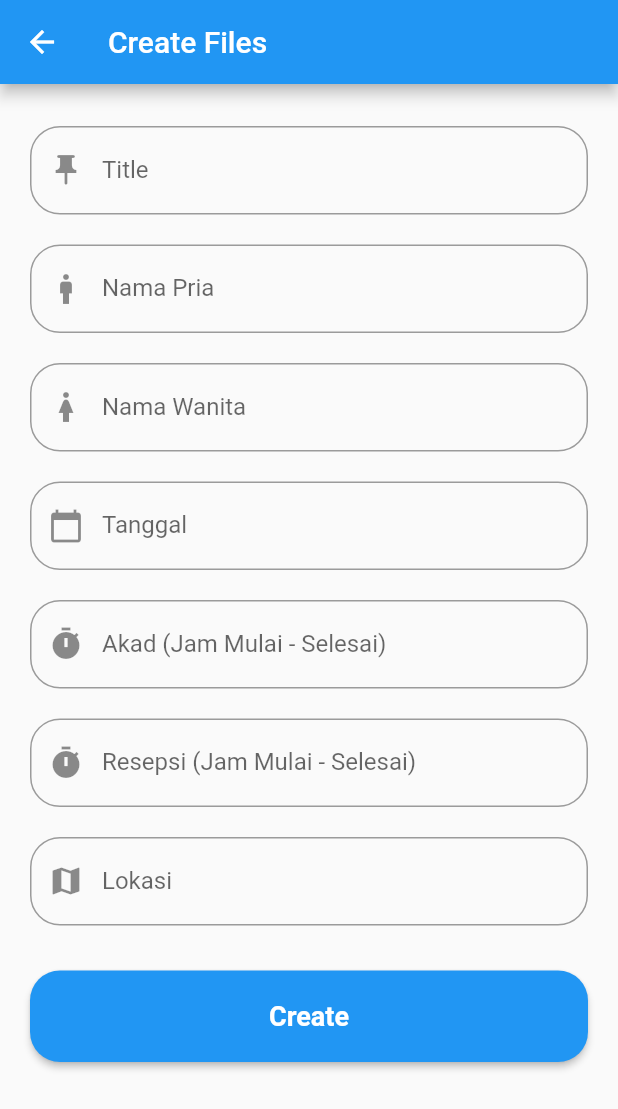
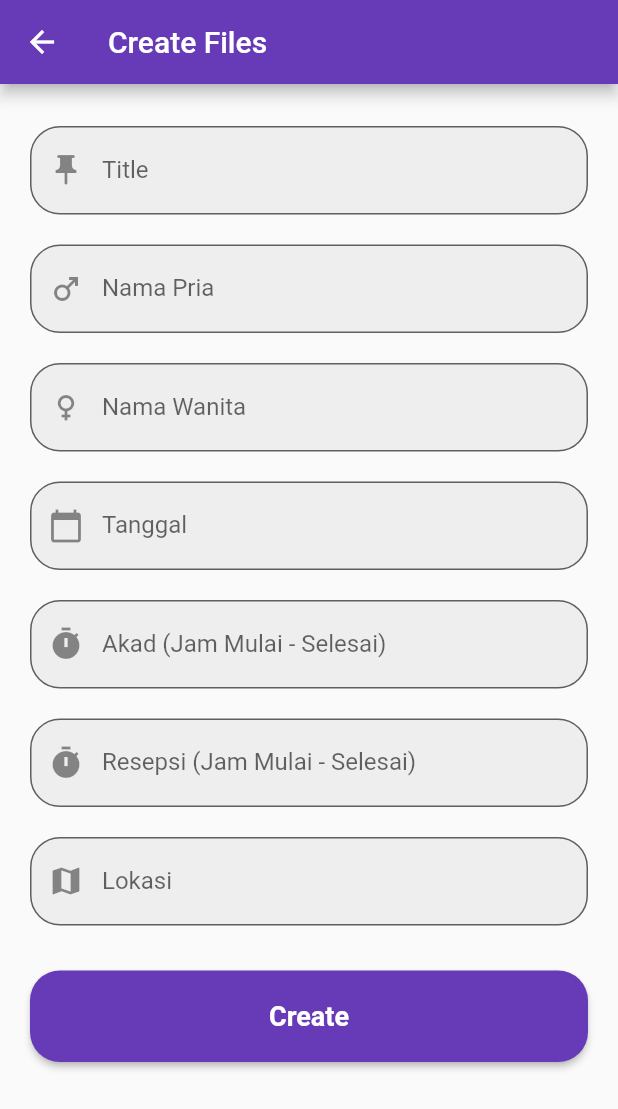
Before and after one commit to arvandha121/WeddingCheck, a Flutter app: the CreateParent screen opened directly, on a phone screen of 412 x 824 dp. Shown: the top 1109 px of the screen. Run offline on Flutter 3.47's test engine with Material 2 defaults, Android fonts, the phone set to English and light mode, and no system bars; our stand-ins replace get, qr_flutter, shared_preferences, sqflite; missing offline and left inert: qr_code_scanner; accounts and stored records are empty.

Commit message:
ganti warna dan menambah view di listview list tamu

```diff
--- a/lib/views/other/menu/screens/homes-parent/create/create.dart
+++ b/lib/views/other/menu/screens/homes-parent/create/create.dart
@@ -107,12 +107,16 @@ class _CreateParentState extends State<CreateParent> {
           "Success",
           "Item created successfully",
           snackPosition: SnackPosition.BOTTOM,
+          backgroundColor: Colors.green,
+          colorText: Colors.white,
         );
       } catch (e) {
         Get.snackbar(
           "Error",
           "Failed to create item: $e",
           snackPosition: SnackPosition.BOTTOM,
+          backgroundColor: Colors.red,
+          colorText: Colors.white,
         );
       }
     }
@@ -121,7 +125,10 @@ class _CreateParentState extends State<CreateParent> {
   @override
   Widget build(BuildContext context) {
     return Scaffold(
-      appBar: AppBar(title: Text("Create Files")),
+      appBar: AppBar(
+        title: Text("Create Files"),
+        backgroundColor: Colors.deepPurple,
+      ),
       body: Padding(
         padding: EdgeInsets.all(20),
         child: Form(
@@ -129,92 +136,64 @@ class _CreateParentState extends State<CreateParent> {
           child: ListView(
             children: <Widget>[
               SizedBox(height: 8),
-              TextFormField(
+              _buildTextField(
                 controller: titleController,
-                decoration: InputDecoration(
                 labelText: "Title",
-                  border: OutlineInputBorder(
-                      borderRadius: BorderRadius.circular(20)),
-                  prefixIcon: Icon(Icons.push_pin),
-                ),
+                icon: Icons.push_pin,
                 validator: (value) =>
                     value!.isEmpty ? "Title tidak boleh kosong" : null,
               ),
               SizedBox(height: 20),
-              TextFormField(
+              _buildTextField(
                 controller: namapriaController,
-                decoration: InputDecoration(
                 labelText: "Nama Pria",
-                  border: OutlineInputBorder(
-                      borderRadius: BorderRadius.circular(20)),
-                  prefixIcon: Icon(Icons.man_outlined),
-                ),
+                icon: Icons.male_outlined,
                 validator: (value) =>
                     value!.isEmpty ? "Nama pria tidak boleh kosong" : null,
               ),
               SizedBox(height: 20),
-              TextFormField(
+              _buildTextField(
                 controller: namawanitaController,
-                decoration: InputDecoration(
                 labelText: "Nama Wanita",
-                  border: OutlineInputBorder(
-                      borderRadius: BorderRadius.circular(20)),
-                  prefixIcon: Icon(Icons.woman_outlined),
-                ),
+                icon: Icons.female_outlined,
                 validator: (value) =>
                     value!.isEmpty ? "Nama wanita tidak boleh kosong" : null,
               ),
               SizedBox(height: 20),
-              TextFormField(
+              _buildTextField(
                 controller: tanggalController,
-                decoration: InputDecoration(
                 labelText: "Tanggal",
-                  border: OutlineInputBorder(
-                      borderRadius: BorderRadius.circular(20)),
-                  prefixIcon: Icon(Icons.calendar_today),
-                ),
+                icon: Icons.calendar_today,
                 validator: (value) =>
                     value!.isEmpty ? "Tanggal tidak boleh kosong" : null,
                 onTap: () => _selectDate(context, tanggalController),
-                readOnly: true, // Prevent manual editing
+                readOnly: true,
               ),
               SizedBox(height: 20),
-              TextFormField(
+              _buildTextField(
                 controller: akadController,
-                decoration: InputDecoration(
                 labelText: "Akad (Jam Mulai - Selesai)",
-                  border: OutlineInputBorder(
-                      borderRadius: BorderRadius.circular(20)),
-                  prefixIcon: Icon(Icons.timer),
-                ),
+                icon: Icons.timer,
                 validator: (value) =>
                     value!.isEmpty ? "Akad tidak boleh kosong" : null,
                 onTap: () => _selectTime(context, akadController),
                 readOnly: true,
               ),
               SizedBox(height: 20),
-              TextFormField(
+              _buildTextField(
                 controller: resepsiController,
-                decoration: InputDecoration(
                 labelText: "Resepsi (Jam Mulai - Selesai)",
-                  border: OutlineInputBorder(
-                      borderRadius: BorderRadius.circular(20)),
-                  prefixIcon: Icon(Icons.timer),
-                ),
+                icon: Icons.timer,
                 validator: (value) =>
                     value!.isEmpty ? "Resepsi tidak boleh kosong" : null,
                 onTap: () => _selectResepsiTime(context, resepsiController),
                 readOnly: true,
               ),
               SizedBox(height: 20),
-              TextFormField(
+              _buildTextField(
                 controller: lokasiController,
-                decoration: InputDecoration(
                 labelText: "Lokasi",
-                  border: OutlineInputBorder(
-                      borderRadius: BorderRadius.circular(20)),
-                  prefixIcon: Icon(Icons.map),
-                ),
+                icon: Icons.map,
                 validator: (value) =>
                     value!.isEmpty ? "Lokasi tidak boleh kosong" : null,
               ),
@@ -222,7 +201,7 @@ class _CreateParentState extends State<CreateParent> {
               ElevatedButton(
                 onPressed: create,
                 style: ElevatedButton.styleFrom(
-                  primary: Colors.blue,
+                  backgroundColor: Colors.deepPurple,
                   shape: RoundedRectangleBorder(
                     borderRadius: BorderRadius.circular(20),
                   ),
@@ -243,4 +222,29 @@ class _CreateParentState extends State<CreateParent> {
       ),
     );
   }
+
+  Widget _buildTextField({
+    required TextEditingController controller,
+    required String labelText,
+    required IconData icon,
+    required String? Function(String?) validator,
+    VoidCallback? onTap,
+    bool readOnly = false,
+  }) {
+    return TextFormField(
+      controller: controller,
+      decoration: InputDecoration(
+        labelText: labelText,
+        border: OutlineInputBorder(
+          borderRadius: BorderRadius.circular(20),
+        ),
+        prefixIcon: Icon(icon),
+        filled: true,
+        fillColor: Colors.grey[200],
+      ),
+      validator: validator,
+      onTap: onTap,
+      readOnly: readOnly,
+    );
   }
+}
```
Also changed, not shown: lib/app/database/dbHelper.dart (+23 -3 lines), lib/views/other/appbar/appbar.dart (+1 -30 lines), lib/views/other/menu/bottomnavbar.dart (+9 -0 lines), lib/views/other/menu/screens/homes-child/create-form/create.dart (+42 -42 lines), lib/views/other/menu/screens/homes-child/detail-form/detail.dart (+4 -4 lines), lib/views/other/menu/screens/homes-child/edit-form/edit.dart (+38 -35 lines), lib/views/other/menu/screens/homes-child/homes.dart (+105 -29 lines), lib/views/other/menu/screens/homes-parent/edit/edit.dart (+47 -49 lines), lib/views/other/menu/screens/homes-parent/homes.dart (+13 -7 lines). Lines whose indentation alone changed are shown as unchanged.
